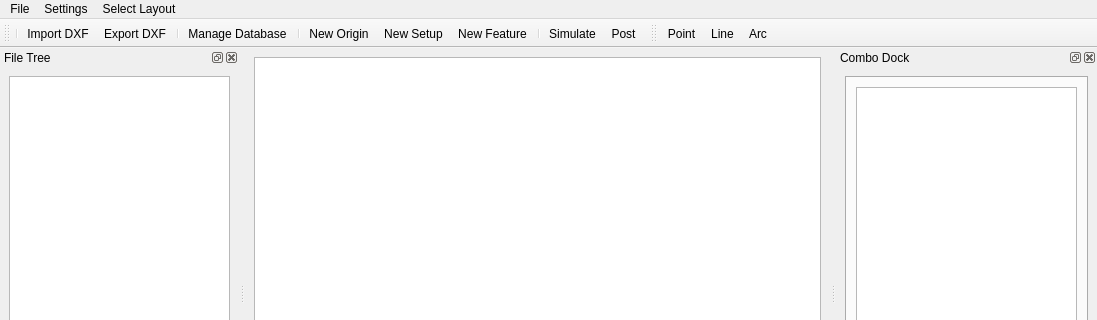
Above: designer/camo_main_window.ui from JonRob812/CAMOnion before the change; both pictures show x 0 to 1097 and y 0 to 320 of the 1097 by 559 pixel window. Below: the same form after it.
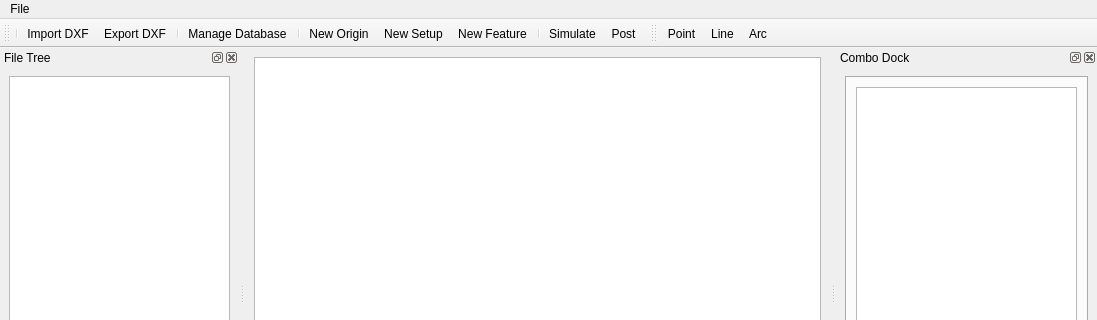
That is the form after the change. Custom widgets are drawn as their Qt base class.

The edit to the form file:
```diff
--- a/designer/camo_main_window.ui
+++ b/designer/camo_main_window.ui
@@ -48,12 +48,6 @@
      <height>21</height>
     </rect>
    </property>
-   <widget class="QMenu" name="menuSettings">
-    <property name="title">
-     <string>Settings</string>
-    </property>
-    <addaction name="actionSQL_Setup"/>
-   </widget>
    <widget class="QMenu" name="menuFile">
     <property name="title">
      <string>File</string>
@@ -63,16 +57,8 @@
     <addaction name="actionSave"/>
     <addaction name="actionSave_as"/>
     <addaction name="separator"/>
-    <addaction name="actionSet_Database"/>
-   </widget>
-   <widget class="QMenu" name="select_layout_menu">
-    <property name="title">
-     <string>Select Layout</string>
-    </property>
    </widget>
    <addaction name="menuFile"/>
-   <addaction name="menuSettings"/>
-   <addaction name="select_layout_menu"/>
   </widget>
   <widget class="QDockWidget" name="dockWidget">
    <property name="sizePolicy">
```
